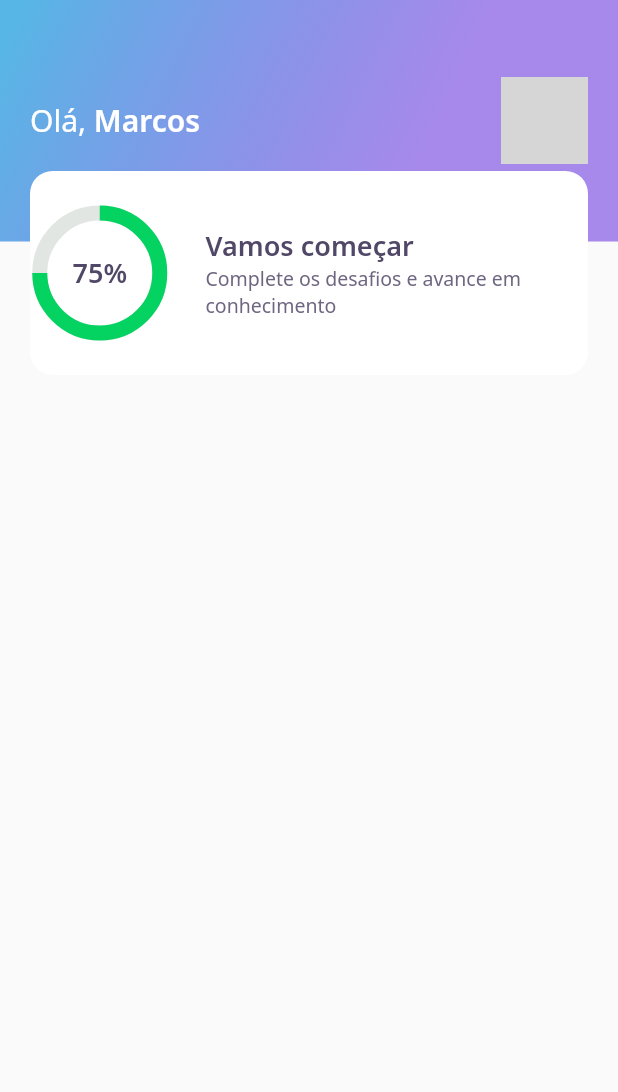
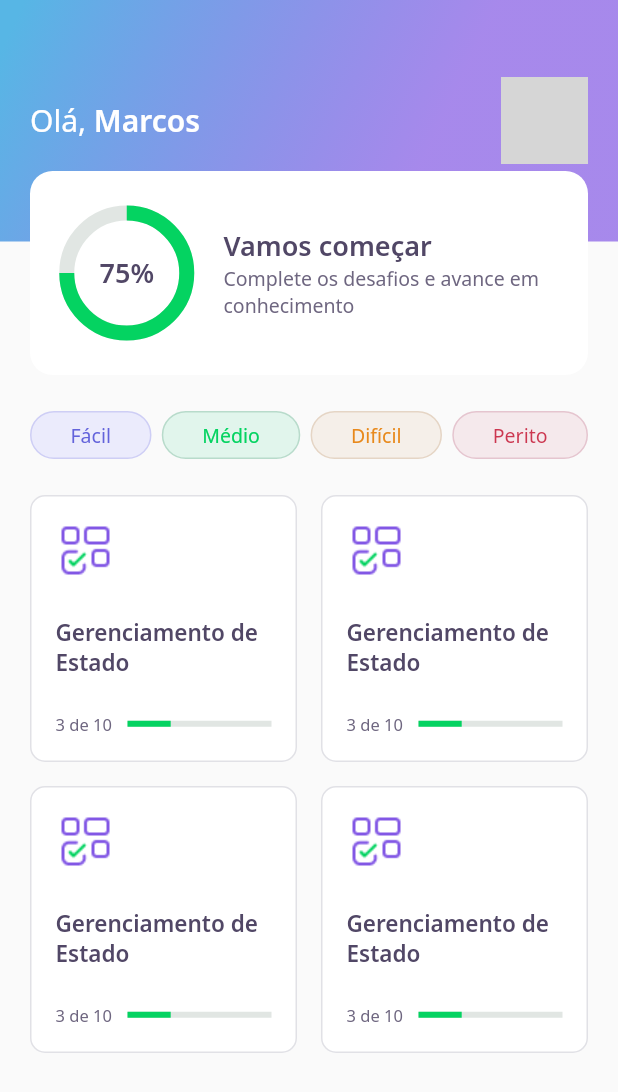
Before and after one commit to salvadormarcos/nlw5_flutter, a Flutter app: the HomePage screen opened directly, on a phone screen of 412 x 824 dp. Shown: the top 1092 px of the screen. Run offline on Flutter 3.47's test engine with Material 2 defaults, Android fonts, the phone set to English and light mode, and no system bars; our stand-ins replace google_fonts; network calls fail; grey boxes are pictures that could not be loaded.

Commit message:
Segunda aula

```diff
--- a/lib/core/app_widget.dart
+++ b/lib/core/app_widget.dart
@@ -1,3 +1,4 @@
+import 'package:devquiz/challenge/challenge_page.dart';
 import 'package:devquiz/home/home_page.dart';
 import 'package:devquiz/splash/splash_page.dart';
 import 'package:flutter/material.dart';
@@ -7,7 +8,9 @@ class AppWidget extends StatelessWidget {
   Widget build(BuildContext context) {
     return MaterialApp(
       title: "DevQuiz",
-      home: HomePage() // SplashPage(),
+      //home: SplashPage(),
+      //home: HomePage(),
+      home: ChallengePage(),
     );
   }
 }
--- a/lib/home/home_page.dart
+++ b/lib/home/home_page.dart
@@ -1,4 +1,6 @@
 import 'package:devquiz/home/widget/appbar/appbar_widget.dart';
+import 'package:devquiz/home/widget/level_button/level_button_widget.dart';
+import 'package:devquiz/home/widget/quiz_card/quiz_card_widget.dart';
 import 'package:flutter/material.dart';
 
 class HomePage extends StatefulWidget {
@@ -11,6 +13,37 @@ class _HomePageState extends State<HomePage> {
   Widget build(BuildContext context) {
     return Scaffold(
       appBar: AppBarWidget(),
+      body: Padding(
+        padding: const EdgeInsets.symmetric(horizontal: 20),
+        child: Column(
+          children: [
+            SizedBox(height: 24),
+            Row(
+              mainAxisAlignment: MainAxisAlignment.spaceBetween,
+              children: [
+                LevelButtonWidget(label: 'Fácil'),
+                LevelButtonWidget(label: 'Médio'),
+                LevelButtonWidget(label: 'Difícil'),
+                LevelButtonWidget(label: 'Perito'),
+              ],
+            ),
+            SizedBox(height: 24),
+            Expanded(
+              child: GridView.count(
+                crossAxisSpacing: 16,
+                mainAxisSpacing: 16,
+                crossAxisCount: 2,
+                children: [
+                  QuizCardWidget(),
+                  QuizCardWidget(),
+                  QuizCardWidget(),
+                  QuizCardWidget(),
+                ],
+              )
+            )
+          ],
+        ),
+      ),
     );
   }
 }
--- a/lib/home/widget/appbar/appbar_widget.dart
+++ b/lib/home/widget/appbar/appbar_widget.dart
@@ -1,4 +1,5 @@
 import 'package:devquiz/core/app_gradients.dart';
+import 'package:devquiz/core/app_images.dart';
 import 'package:devquiz/core/app_text_styles.dart';
 import 'package:devquiz/home/widget/score_card/score_card_widget.dart';
 import 'package:flutter/cupertino.dart';
--- /dev/null
+++ b/lib/home/widget/level_button/level_button_widget.dart
@@ -0,0 +1,63 @@
+import 'package:devquiz/core/app_colors.dart';
+import 'package:flutter/material.dart';
+import 'package:google_fonts/google_fonts.dart';
+
+final _config = {
+  'Fácil': {
+    'color': AppColors.levelButtonFacil,
+    'borderColor': AppColors.levelButtonBorderFacil,
+    'fontColor': AppColors.levelButtonTextFacil
+  },
+  'Médio': {
+    'color': AppColors.levelButtonMedio,
+    'borderColor': AppColors.levelButtonBorderMedio,
+    'fontColor': AppColors.levelButtonTextMedio
+  },
+  'Difícil': {
+    'color': AppColors.levelButtonDificil,
+    'borderColor': AppColors.levelButtonBorderDificil,
+    'fontColor': AppColors.levelButtonTextDificil
+  },
+  'Perito': {
+    'color': AppColors.levelButtonPerito,
+    'borderColor': AppColors.levelButtonBorderPerito,
+    'fontColor': AppColors.levelButtonTextPerito,
+  }
+};
+
+class LevelButtonWidget extends StatelessWidget {
+
+  final String label;
+
+  LevelButtonWidget({
+    Key? key,
+    required this.label
+  }): assert(['Fácil', 'Médio', 'Difícil', 'Perito'].contains(label)), super(key: key);
+
+  Color get _color => _config[label]!['color']!;
+  Color get _borderColor => _config[label]!['borderColor']!;
+  Color get _fontColor => _config[label]!['fontColor']!;
+
+  @override
+  Widget build(BuildContext context) {
+    return Container(
+      decoration: BoxDecoration(
+        color: _color,
+        border: Border.fromBorderSide(
+          BorderSide(color: _borderColor)
+        ),
+        borderRadius: BorderRadius.circular(28)
+      ),
+      child: Padding(
+        padding: const EdgeInsets.symmetric(horizontal: 26, vertical: 6),
+        child: Text(
+          label,
+          style: GoogleFonts.notoSans(
+            color: _fontColor,
+            fontSize: 13
+          )
+        ),
+      ),
+    );
+  }
+}
--- /dev/null
+++ b/lib/home/widget/quiz_card/quiz_card_widget.dart
@@ -0,0 +1,52 @@
+import 'package:devquiz/core/app_colors.dart';
+import 'package:devquiz/core/app_images.dart';
+import 'package:devquiz/core/app_text_styles.dart';
+import 'package:devquiz/shared/widgets/progress_indicator/progress_indicator.dart';
+import 'package:flutter/material.dart';
+
+class QuizCardWidget extends StatelessWidget {
+  @override
+  Widget build(BuildContext context) {
+    return Container(
+      padding: const EdgeInsets.all(16),
+      decoration: BoxDecoration(
+        border: Border.fromBorderSide(
+          BorderSide(color: AppColors.border)
+        ),
+        color: AppColors.white,
+        borderRadius: BorderRadius.circular(10)
+      ),
+      child: Column(
+        crossAxisAlignment: CrossAxisAlignment.start,
+        children: [
+          Container(
+            height: 40,
+            width: 40,
+            child: Image.asset(AppImages.blocks),
+          ),
+          SizedBox(height: 24,),
+          Text(
+            'Gerenciamento de Estado',
+            style: AppTextStyles.heading15
+          ),
+          SizedBox(height: 24,),
+          Row(
+            children: [
+              Expanded(
+                flex: 1,
+                child: Text(
+                  '3 de 10',
+                  style: AppTextStyles.body11,
+                ),
+              ),
+              Expanded(
+                flex: 2,
+                child: ProgressIndicatorWidget(value: 0.3),
+              )
+            ],
+          )
+        ],
+      ),
+    );
+  }
+}
--- a/lib/home/widget/score_card/score_card_widget.dart
+++ b/lib/home/widget/score_card/score_card_widget.dart
@@ -14,6 +14,8 @@ class ScoreCardWidget extends StatelessWidget {
           borderRadius: BorderRadius.circular(15)
         ),
         height: 136,
+        child: Padding(
+          padding: const EdgeInsets.symmetric(horizontal: 24),
           child: Row(
             children: [
               Expanded(
@@ -37,6 +39,7 @@ class ScoreCardWidget extends StatelessWidget {
             ],
           ),
         ),
+      ),
     );
   }
 }
--- /dev/null
+++ b/lib/shared/widgets/progress_indicator/progress_indicator.dart
@@ -0,0 +1,18 @@
+import 'package:devquiz/core/core.dart';
+import 'package:flutter/material.dart';
+
+class ProgressIndicatorWidget extends StatelessWidget {
+
+  final double value;
+
+  const ProgressIndicatorWidget({Key? key, required this.value}) : super(key: key);
+
+  @override
+  Widget build(BuildContext context) {
+    return LinearProgressIndicator(
+      value: this.value,
+      backgroundColor: AppColors.chartSecondary,
+      valueColor: AlwaysStoppedAnimation<Color>(AppColors.chartPrimary),
+    );
+  }
+}
```
Also changed, not shown: lib/challenge/challenge_page.dart (added, +24 -0 lines), lib/challenge/widgets/answer/answer_widget.dart (added, +75 -0 lines), lib/challenge/widgets/question_indicator/question_indicator_widget.dart (added, +25 -0 lines), lib/challenge/widgets/quiz/quiz_widget.dart (added, +36 -0 lines). Lines whose indentation alone changed are shown as unchanged.
